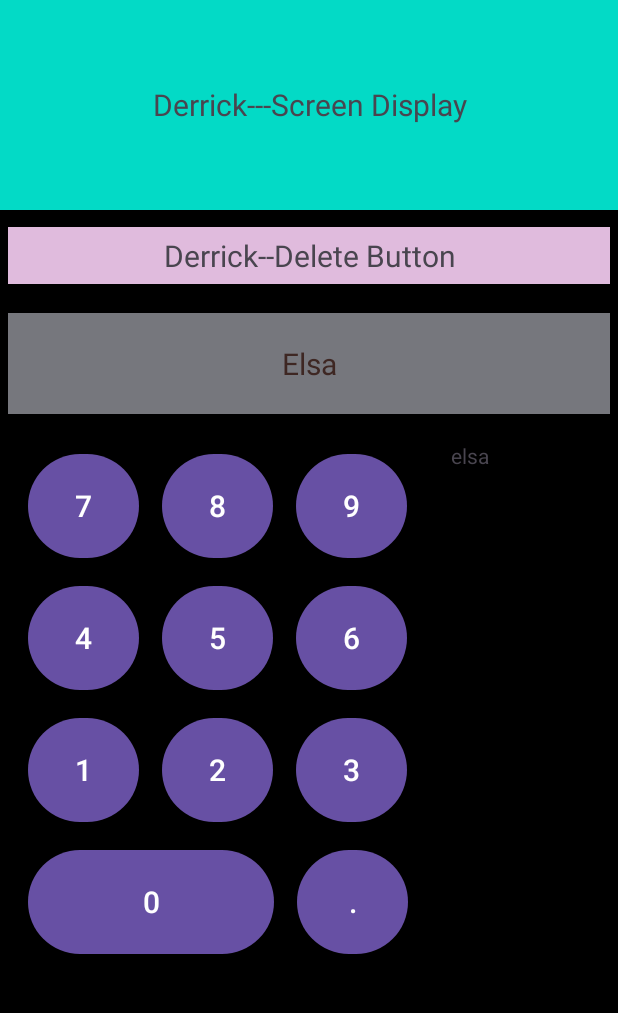
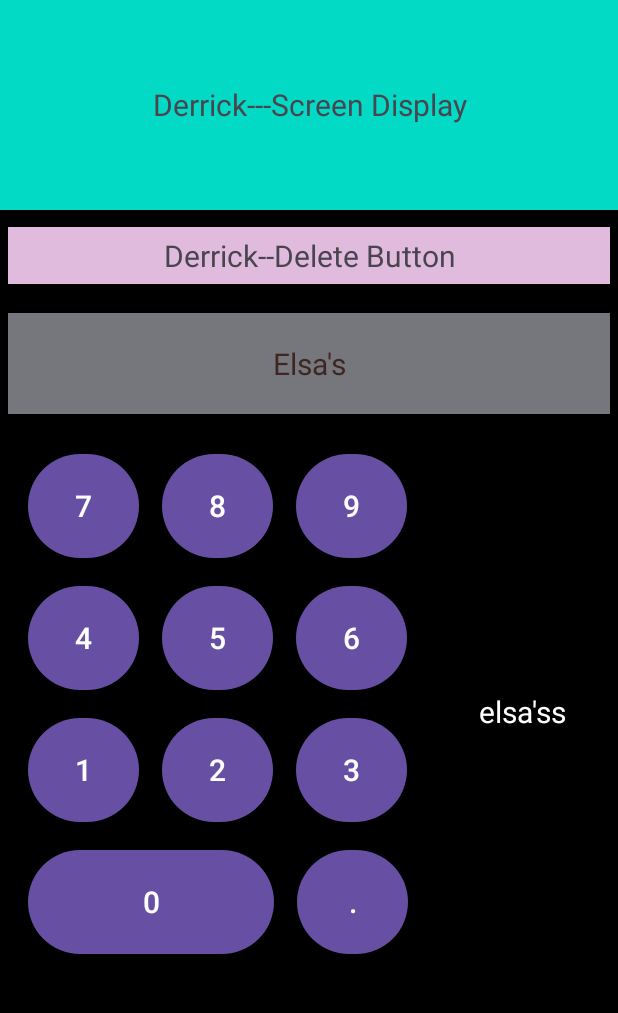
Before and after one commit to ssenyonjoalvin/Mobile_application, an Android app: the screen it shows after launch (MainActivity), on a phone screen of 412 x 824 dp, the part 75-1088 px from its top. Run offline under Robolectric (Android 15) with nearby library versions, the phone set to English and light mode, and no system bars.

Commit message:
updated elsa part

```diff
--- a/Calculator_App/app/src/main/res/layout/activity_main.xml
+++ b/Calculator_App/app/src/main/res/layout/activity_main.xml
@@ -92,7 +92,7 @@
                 android:layout_height="match_parent"
                 android:background="@color/material_dynamic_neutral50"
                 android:gravity="center"
-                android:text="Elsa"
+                android:text="Elsa's"
                 android:textColor="#3E2723"
                 android:textSize="20sp" />
         </LinearLayout>
@@ -228,14 +228,19 @@
             android:layout_marginStart="15dp"
             android:layout_marginTop="18dp"
             android:layout_marginEnd="14dp"
+            android:gravity="center"
             android:orientation="vertical"
             app:layout_constraintEnd_toEndOf="parent"
             app:layout_constraintStart_toEndOf="@+id/alvin"
             app:layout_constraintTop_toBottomOf="@+id/linearLayout14">
+
             <TextView
                 android:layout_width="wrap_content"
                 android:layout_height="wrap_content"
-                android:text="elsa"/>
+                android:gravity="center"
+                android:text="elsa'ss"
+                android:textColor="@color/white"
+                android:textSize="20sp" />
 
         </LinearLayout>
 
```
